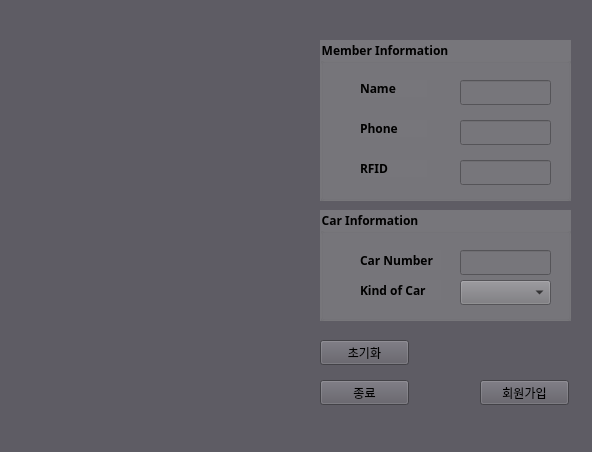
Before: the Qt Designer form iot_server/iot_adminGUI/park_user_1.ui in roastB/addinedu-ros-7th_IoT-Project, drawn with Qt 5.
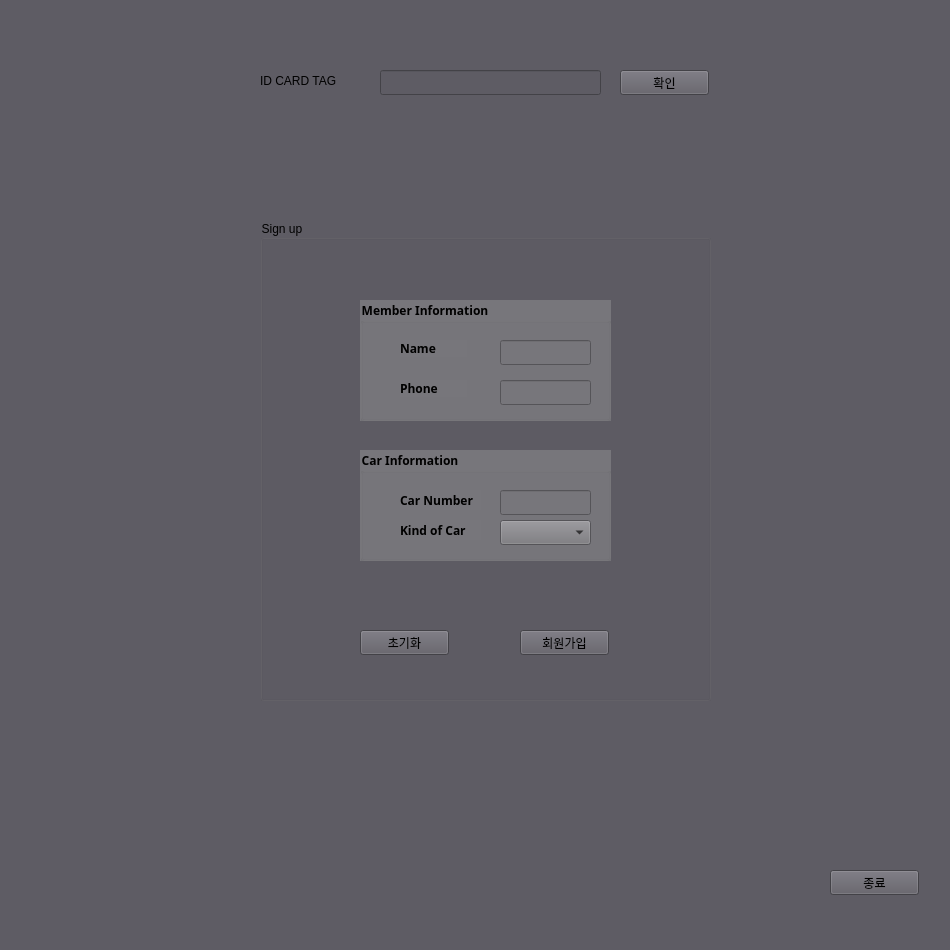
After: the same form once the commit is applied.

Diff of the .ui file:
```diff
--- a/iot_server/iot_adminGUI/park_user_1.ui
+++ b/iot_server/iot_adminGUI/park_user_1.ui
@@ -6,8 +6,8 @@
    <rect>
     <x>0</x>
     <y>0</y>
-    <width>592</width>
-    <height>452</height>
+    <width>950</width>
+    <height>950</height>
    </rect>
   </property>
   <property name="windowTitle">
@@ -17,124 +17,59 @@
    <string notr="true">background-color: rgb(94, 92, 100);</string>
   </property>
   <widget class="QWidget" name="centralwidget">
-   <widget class="QGroupBox" name="groupBox">
+   <widget class="QLabel" name="label_2">
     <property name="geometry">
      <rect>
-      <x>320</x>
-      <y>40</y>
-      <width>251</width>
-      <height>161</height>
+      <x>260</x>
+      <y>70</y>
+      <width>101</width>
+      <height>21</height>
      </rect>
     </property>
-    <property name="font">
-     <font>
-      <family>Ubuntu Condensed</family>
-      <weight>75</weight>
-      <bold>true</bold>
-     </font>
+    <property name="text">
+     <string>ID CARD TAG</string>
     </property>
-    <property name="styleSheet">
-     <string notr="true">background-color: rgb(119, 118, 123);</string>
+   </widget>
+   <widget class="QLineEdit" name="readRFID">
+    <property name="geometry">
+     <rect>
+      <x>380</x>
+      <y>70</y>
+      <width>221</width>
+      <height>25</height>
+     </rect>
+    </property>
+   </widget>
+   <widget class="QGroupBox" name="groupBox_Total">
+    <property name="geometry">
+     <rect>
+      <x>260</x>
+      <y>220</y>
+      <width>451</width>
+      <height>481</height>
+     </rect>
     </property>
     <property name="title">
-     <string>Member Information</string>
+     <string>Sign up</string>
     </property>
-    <widget class="QLabel" name="label">
+    <widget class="QPushButton" name="btnJoin">
      <property name="geometry">
       <rect>
-       <x>40</x>
-       <y>40</y>
-       <width>67</width>
-       <height>17</height>
-      </rect>
-     </property>
-     <property name="font">
-      <font>
-       <family>Ubuntu Condensed</family>
-       <weight>75</weight>
-       <bold>true</bold>
-      </font>
-     </property>
-     <property name="text">
-      <string>Name</string>
-     </property>
-    </widget>
-    <widget class="QLabel" name="label_3">
-     <property name="geometry">
-      <rect>
-       <x>40</x>
-       <y>80</y>
-       <width>67</width>
-       <height>17</height>
-      </rect>
-     </property>
-     <property name="font">
-      <font>
-       <family>Ubuntu Condensed</family>
-       <weight>75</weight>
-       <bold>true</bold>
-      </font>
-     </property>
-     <property name="text">
-      <string>Phone</string>
-     </property>
-    </widget>
-    <widget class="QLineEdit" name="inputName">
-     <property name="geometry">
-      <rect>
-       <x>140</x>
-       <y>40</y>
-       <width>91</width>
+       <x>260</x>
+       <y>410</y>
+       <width>89</width>
        <height>25</height>
       </rect>
      </property>
-    </widget>
-    <widget class="QLineEdit" name="inputPhone">
-     <property name="geometry">
-      <rect>
-       <x>140</x>
-       <y>80</y>
-       <width>91</width>
-       <height>25</height>
-      </rect>
-     </property>
-    </widget>
-    <widget class="QLineEdit" name="inputRFID">
-     <property name="geometry">
-      <rect>
-       <x>140</x>
-       <y>120</y>
-       <width>91</width>
-       <height>25</height>
-      </rect>
-     </property>
-    </widget>
-    <widget class="QLabel" name="label_9">
-     <property name="geometry">
-      <rect>
-       <x>40</x>
-       <y>120</y>
-       <width>67</width>
-       <height>17</height>
-      </rect>
-     </property>
-     <property name="font">
-      <font>
-       <family>Ubuntu Condensed</family>
-       <weight>75</weight>
-       <bold>true</bold>
-      </font>
-     </property>
      <property name="text">
-      <string>RFID</string>
+      <string>회원가입</string>
      </property>
-    </widget>
    </widget>
    <widget class="QGroupBox" name="groupBox_2">
     <property name="geometry">
      <rect>
-      <x>320</x>
-      <y>210</y>
+       <x>100</x>
+       <y>230</y>
       <width>251</width>
       <height>111</height>
      </rect>
@@ -220,24 +155,94 @@
      </property>
     </widget>
    </widget>
-   <widget class="QPushButton" name="btnJoin">
+    <widget class="QGroupBox" name="groupBox">
     <property name="geometry">
      <rect>
-      <x>480</x>
-      <y>380</y>
-      <width>89</width>
-      <height>25</height>
-     </rect>
-    </property>
+       <x>100</x>
+       <y>80</y>
+       <width>251</width>
+       <height>121</height>
+      </rect>
+     </property>
+     <property name="font">
+      <font>
+       <family>Ubuntu Condensed</family>
+       <weight>75</weight>
+       <bold>true</bold>
+      </font>
+     </property>
+     <property name="styleSheet">
+      <string notr="true">background-color: rgb(119, 118, 123);</string>
+     </property>
+     <property name="title">
+      <string>Member Information</string>
+     </property>
+     <widget class="QLabel" name="label">
+      <property name="geometry">
+       <rect>
+        <x>40</x>
+        <y>40</y>
+        <width>67</width>
+        <height>17</height>
+       </rect>
+      </property>
+      <property name="font">
+       <font>
+        <family>Ubuntu Condensed</family>
+        <weight>75</weight>
+        <bold>true</bold>
+       </font>
+      </property>
     <property name="text">
-     <string>회원가입</string>
-    </property>
+       <string>Name</string>
+      </property>
+     </widget>
+     <widget class="QLabel" name="label_3">
+      <property name="geometry">
+       <rect>
+        <x>40</x>
+        <y>80</y>
+        <width>67</width>
+        <height>17</height>
+       </rect>
+      </property>
+      <property name="font">
+       <font>
+        <family>Ubuntu Condensed</family>
+        <weight>75</weight>
+        <bold>true</bold>
+       </font>
+      </property>
+      <property name="text">
+       <string>Phone</string>
+      </property>
+     </widget>
+     <widget class="QLineEdit" name="inputName">
+      <property name="geometry">
+       <rect>
+        <x>140</x>
+        <y>40</y>
+        <width>91</width>
+        <height>25</height>
+       </rect>
+      </property>
+     </widget>
+     <widget class="QLineEdit" name="inputPhone">
+      <property name="geometry">
+       <rect>
+        <x>140</x>
+        <y>80</y>
+        <width>91</width>
+        <height>25</height>
+       </rect>
+      </property>
+     </widget>
    </widget>
    <widget class="QPushButton" name="btnClear">
     <property name="geometry">
      <rect>
-      <x>320</x>
-      <y>340</y>
+       <x>100</x>
+       <y>410</y>
       <width>89</width>
       <height>25</height>
      </rect>
@@ -246,11 +251,12 @@
      <string>초기화</string>
     </property>
    </widget>
+   </widget>
    <widget class="QPushButton" name="btnExit">
     <property name="geometry">
      <rect>
-      <x>320</x>
-      <y>380</y>
+      <x>830</x>
+      <y>870</y>
       <width>89</width>
       <height>25</height>
      </rect>
@@ -259,6 +265,24 @@
      <string>종료</string>
     </property>
    </widget>
+   <widget class="QPushButton" name="btnUID">
+    <property name="geometry">
+     <rect>
+      <x>620</x>
+      <y>70</y>
+      <width>89</width>
+      <height>25</height>
+     </rect>
+    </property>
+    <property name="text">
+     <string>확인</string>
+    </property>
+   </widget>
+   <zorder>groupBox_Total</zorder>
+   <zorder>label_2</zorder>
+   <zorder>readRFID</zorder>
+   <zorder>btnExit</zorder>
+   <zorder>btnUID</zorder>
   </widget>
   <widget class="QMenuBar" name="menubar">
    <property name="geometry">
```
Left out of the diff: 2 changed lines with no effect on the pictures. Lines whose indentation alone changed are shown as unchanged.
